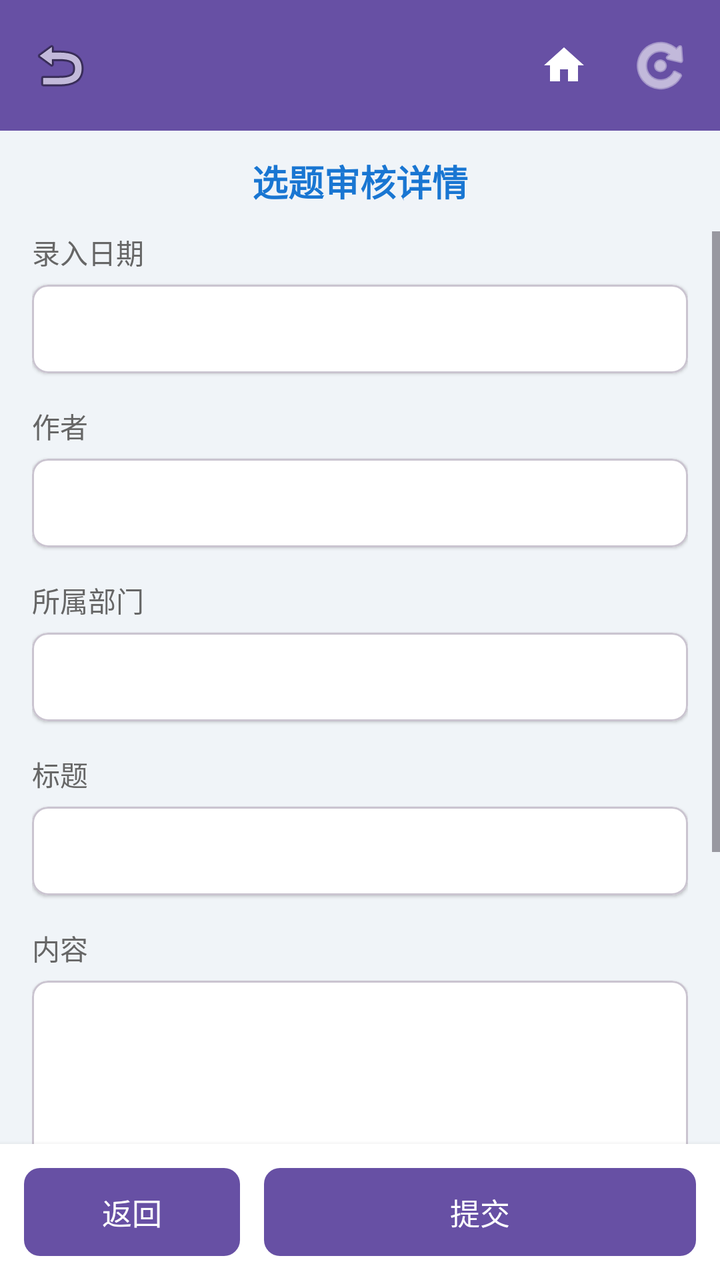
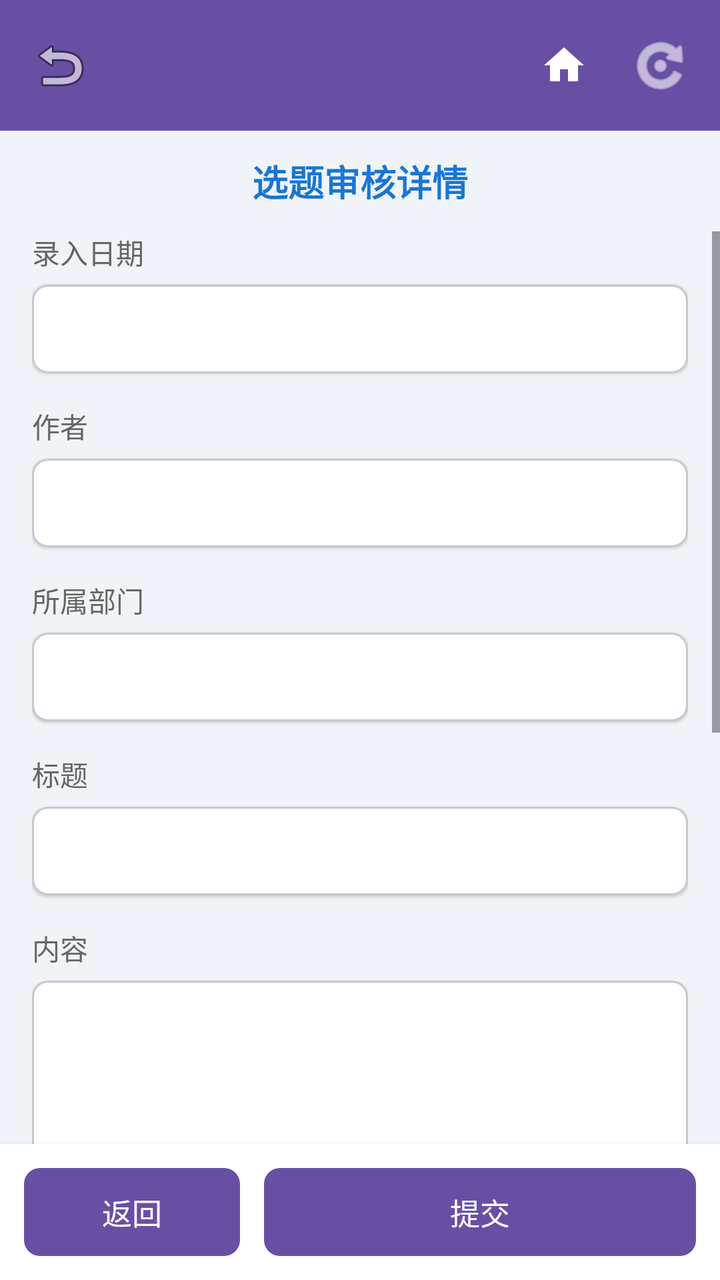

Compare the two renders of this Android layout. The source of the first and the diff that turns it into the second are given below.
<!-- AndroidManifest.xml: application theme Theme.TaxGroup -->
<!-- res/layout/activity_topic_audit_detail.xml -->
<?xml version="1.0" encoding="utf-8"?>
<LinearLayout xmlns:android="http://schemas.android.com/apk/res/android"
    xmlns:app="http://schemas.android.com/apk/res-auto"
    android:id="@+id/audit_detail_root"
    android:layout_width="match_parent"
    android:layout_height="match_parent"
    android:orientation="vertical"
    android:background="#F0F4F8">

    
    <LinearLayout
        android:layout_width="match_parent"
        android:layout_height="wrap_content"
        android:orientation="horizontal"
        android:background="?attr/colorPrimary"
        android:padding="12dp"
        android:gravity="center_vertical">

        <ImageButton
            android:id="@+id/btn_back"
            android:layout_width="36dp"
            android:layout_height="36dp"
            android:background="?attr/selectableItemBackgroundBorderless"
            android:src="@android:drawable/ic_menu_revert"
            android:contentDescription="返回"
            android:layout_marginEnd="6dp" />

        <LinearLayout
            android:layout_width="0dp"
            android:layout_height="wrap_content"
            android:layout_weight="1"
            android:orientation="vertical">

            <TextView
                android:id="@+id/tv_user_name"
                android:layout_width="wrap_content"
                android:layout_height="wrap_content"
                android:textSize="16sp"
                android:textColor="#FFFFFF"
                android:textStyle="bold" />

            <TextView
                android:id="@+id/tv_depart"
                android:layout_width="wrap_content"
                android:layout_height="wrap_content"
                android:textSize="13sp"
                android:textColor="#BBDEFB"
                android:layout_marginTop="2dp" />
        </LinearLayout>

        <ImageButton
            android:id="@+id/btn_home"
            android:layout_width="36dp"
            android:layout_height="36dp"
            android:layout_marginStart="12dp"
            android:background="?attr/selectableItemBackgroundBorderless"
            android:src="@drawable/ic_home"
            android:contentDescription="主页面"
            android:tint="#FFFFFF" />

        <ImageButton
            android:id="@+id/btn_refresh"
            android:layout_width="36dp"
            android:layout_height="36dp"
            android:layout_marginStart="12dp"
            android:background="?attr/selectableItemBackgroundBorderless"
            android:src="@android:drawable/ic_menu_rotate"
            android:contentDescription="刷新"
            android:tint="#FFFFFF" />
    </LinearLayout>

    
    <TextView
        android:layout_width="match_parent"
        android:layout_height="wrap_content"
        android:text="选题审核详情"
        android:textSize="18sp"
        android:textColor="#1976D2"
        android:textStyle="bold"
        android:gravity="center"
        android:padding="12dp" />

    
    <ScrollView
        android:layout_width="match_parent"
        android:layout_height="0dp"
        android:layout_weight="1">

        <LinearLayout
            android:layout_width="match_parent"
            android:layout_height="wrap_content"
            android:orientation="vertical"
            android:paddingHorizontal="16dp"
            android:paddingBottom="16dp">

            
            <TextView
                android:layout_width="wrap_content"
                android:layout_height="wrap_content"
                android:text="录入日期"
                android:textSize="14sp"
                android:textColor="#666666"
                android:layout_marginBottom="6dp" />

            <com.google.android.material.card.MaterialCardView
                android:layout_width="match_parent"
                android:layout_height="wrap_content"
                app:cardCornerRadius="8dp"
                app:cardElevation="1dp"
                app:cardBackgroundColor="#FFFFFF"
                android:layout_marginBottom="16dp">

                <TextView
                    android:id="@+id/tv_date"
                    android:layout_width="match_parent"
                    android:layout_height="wrap_content"
                    android:padding="12dp"
                    android:textSize="15sp"
                    android:textColor="#333333" />
            </com.google.android.material.card.MaterialCardView>

            
            <TextView
                android:layout_width="wrap_content"
                android:layout_height="wrap_content"
                android:text="作者"
                android:textSize="14sp"
                android:textColor="#666666"
                android:layout_marginBottom="6dp" />

            <com.google.android.material.card.MaterialCardView
                android:layout_width="match_parent"
                android:layout_height="wrap_content"
                app:cardCornerRadius="8dp"
                app:cardElevation="1dp"
                app:cardBackgroundColor="#FFFFFF"
                android:layout_marginBottom="16dp">

                <TextView
                    android:id="@+id/tv_author"
                    android:layout_width="match_parent"
                    android:layout_height="wrap_content"
                    android:padding="12dp"
                    android:textSize="15sp"
                    android:textColor="#333333" />
            </com.google.android.material.card.MaterialCardView>

            
            <TextView
                android:layout_width="wrap_content"
                android:layout_height="wrap_content"
                android:text="所属部门"
                android:textSize="14sp"
                android:textColor="#666666"
                android:layout_marginBottom="6dp" />

            <com.google.android.material.card.MaterialCardView
                android:layout_width="match_parent"
                android:layout_height="wrap_content"
                app:cardCornerRadius="8dp"
                app:cardElevation="1dp"
                app:cardBackgroundColor="#FFFFFF"
                android:layout_marginBottom="16dp">

                <TextView
                    android:id="@+id/tv_department"
                    android:layout_width="match_parent"
                    android:layout_height="wrap_content"
                    android:padding="12dp"
                    android:textSize="15sp"
                    android:textColor="#333333" />

                
                <TextView
                    android:id="@+id/tv_id_dep"
                    android:layout_width="wrap_content"
                    android:layout_height="wrap_content"
                    android:visibility="gone" />
            </com.google.android.material.card.MaterialCardView>

            
            <TextView
                android:layout_width="wrap_content"
                android:layout_height="wrap_content"
                android:text="标题"
                android:textSize="14sp"
                android:textColor="#666666"
                android:layout_marginBottom="6dp" />

            <com.google.android.material.card.MaterialCardView
                android:layout_width="match_parent"
                android:layout_height="wrap_content"
                app:cardCornerRadius="8dp"
                app:cardElevation="1dp"
                app:cardBackgroundColor="#FFFFFF"
                android:layout_marginBottom="16dp">

                <TextView
                    android:id="@+id/tv_title"
                    android:layout_width="match_parent"
                    android:layout_height="wrap_content"
                    android:padding="12dp"
                    android:textSize="15sp"
                    android:textColor="#333333"
                    android:textStyle="bold" />
            </com.google.android.material.card.MaterialCardView>

            
            <TextView
                android:layout_width="wrap_content"
                android:layout_height="wrap_content"
                android:text="内容"
                android:textSize="14sp"
                android:textColor="#666666"
                android:layout_marginBottom="6dp" />

            <com.google.android.material.card.MaterialCardView
                android:layout_width="match_parent"
                android:layout_height="wrap_content"
                app:cardCornerRadius="8dp"
                app:cardElevation="1dp"
                app:cardBackgroundColor="#FFFFFF"
                android:layout_marginBottom="16dp">

                <TextView
                    android:id="@+id/tv_content"
                    android:layout_width="match_parent"
                    android:layout_height="wrap_content"
                    android:padding="12dp"
                    android:textSize="15sp"
                    android:textColor="#333333"
                    android:gravity="top"
                    android:minLines="4"
                    android:inputType="textMultiLine" />
            </com.google.android.material.card.MaterialCardView>

            
            <TextView
                android:layout_width="wrap_content"
                android:layout_height="wrap_content"
                android:text="审核状态"
                android:textSize="14sp"
                android:textColor="#666666"
                android:layout_marginBottom="6dp" />

            <com.google.android.material.card.MaterialCardView
                android:layout_width="match_parent"
                android:layout_height="wrap_content"
                app:cardCornerRadius="8dp"
                app:cardElevation="1dp"
                app:cardBackgroundColor="#FFFFFF"
                android:layout_marginBottom="16dp">

                <RadioGroup
                    android:id="@+id/rg_audit_status"
                    android:layout_width="match_parent"
                    android:layout_height="wrap_content"
                    android:orientation="vertical"
                    android:padding="12dp">

                    <RadioButton
                        android:id="@+id/rb_pass"
                        android:layout_width="wrap_content"
                        android:layout_height="wrap_content"
                        android:text="通过审核"
                        android:textSize="15sp"
                        android:textColor="#333333"
                        android:paddingStart="8dp"
                        android:paddingEnd="0dp" />

                    <RadioButton
                        android:id="@+id/rb_reject"
                        android:layout_width="wrap_content"
                        android:layout_height="wrap_content"
                        android:text="不予通过"
                        android:textSize="15sp"
                        android:textColor="#333333"
                        android:paddingStart="8dp"
                        android:paddingEnd="0dp"
                        android:layout_marginTop="4dp" />
                </RadioGroup>
            </com.google.android.material.card.MaterialCardView>

            
            <LinearLayout
                android:id="@+id/ll_reject_memo"
                android:layout_width="match_parent"
                android:layout_height="wrap_content"
                android:orientation="vertical"
                android:visibility="gone">

                <TextView
                    android:layout_width="wrap_content"
                    android:layout_height="wrap_content"
                    android:text="不予通过理由填写"
                    android:textSize="14sp"
                    android:textColor="#C62828"
                    android:layout_marginBottom="6dp" />

                <com.google.android.material.card.MaterialCardView
                    android:layout_width="match_parent"
                    android:layout_height="wrap_content"
                    app:cardCornerRadius="8dp"
                    app:cardElevation="1dp"
                    app:cardBackgroundColor="#FFFFFF"
                    android:layout_marginBottom="16dp">

                    <EditText
                        android:id="@+id/et_reject_memo"
                        android:layout_width="match_parent"
                        android:layout_height="wrap_content"
                        android:padding="12dp"
                        android:textSize="15sp"
                        android:textColor="#333333"
                        android:hint="请填写不予通过理由"
                        android:background="@null"
                        android:minLines="2"
                        android:maxLines="5"
                        android:inputType="textMultiLine" />
                </com.google.android.material.card.MaterialCardView>
            </LinearLayout>

            
            <LinearLayout
                android:id="@+id/ll_joint_pub"
                android:layout_width="match_parent"
                android:layout_height="wrap_content"
                android:orientation="vertical"
                android:visibility="gone">

                
                <com.google.android.material.card.MaterialCardView
                    android:layout_width="match_parent"
                    android:layout_height="wrap_content"
                    app:cardCornerRadius="8dp"
                    app:cardElevation="1dp"
                    app:cardBackgroundColor="#FFF8E1"
                    android:layout_marginBottom="12dp">

                    <TextView
                        android:layout_width="match_parent"
                        android:layout_height="wrap_content"
                        android:padding="12dp"
                        android:textSize="13sp"
                        android:textColor="#5D4037"
                        android:lineSpacingMultiplier="1.2"
                        android:text="选题通过后将进入联动合作目录，有意愿参与的单位可选择加入此选题创作。联合参与选题确认时间默认10天，可以手动调整。" />
                </com.google.android.material.card.MaterialCardView>

                
                <TextView
                    android:layout_width="wrap_content"
                    android:layout_height="wrap_content"
                    android:text="联动公示截止日期"
                    android:textSize="14sp"
                    android:textColor="#666666"
                    android:layout_marginBottom="6dp" />

                <com.google.android.material.card.MaterialCardView
                    android:layout_width="match_parent"
                    android:layout_height="wrap_content"
                    app:cardCornerRadius="8dp"
                    app:cardElevation="1dp"
                    app:cardBackgroundColor="#FFFFFF"
                    android:layout_marginBottom="16dp">

                    <TextView
                        android:id="@+id/tv_joint_end_date"
                        android:layout_width="match_parent"
                        android:layout_height="wrap_content"
                        android:padding="12dp"
                        android:textSize="15sp"
                        android:textColor="#333333"
                        android:background="?attr/selectableItemBackground"
                        android:clickable="true"
                        android:focusable="true" />
                </com.google.android.material.card.MaterialCardView>
            </LinearLayout>

        </LinearLayout>
    </ScrollView>

    
    <LinearLayout
        android:layout_width="match_parent"
        android:layout_height="wrap_content"
        android:orientation="horizontal"
        android:padding="12dp"
        android:background="#FFFFFF"
        android:elevation="4dp">

        <Button
            android:id="@+id/btn_back_bottom"
            android:layout_width="0dp"
            android:layout_height="44dp"
            android:layout_weight="1"
            android:layout_marginEnd="6dp"
            android:text="返回"
            android:textSize="15sp"
            android:textColor="#FFFFFF"
            android:background="@drawable/bg_topic_btn_gray" />

        <Button
            android:id="@+id/btn_submit"
            android:layout_width="0dp"
            android:layout_height="44dp"
            android:layout_weight="2"
            android:layout_marginStart="6dp"
            android:text="提交"
            android:textSize="15sp"
            android:textColor="#FFFFFF"
            android:background="@drawable/bg_topic_btn_blue" />
    </LinearLayout>

    
    <ProgressBar
        android:id="@+id/progress_bar"
        android:layout_width="wrap_content"
        android:layout_height="wrap_content"
        android:layout_gravity="center"
        android:visibility="gone" />

</LinearLayout>
<!-- resources referenced by this layout -->
<resources>
  <!-- drawable bg_topic_btn_blue (drawable) -->
  <?xml version="1.0" encoding="utf-8"?>
  <shape xmlns:android="http://schemas.android.com/apk/res/android"
      android:shape="rectangle">
      <gradient android:startColor="#1E88E5" android:endColor="#1565C0" android:angle="0" />
      <corners android:radius="8dp" />
  </shape>
  <!-- drawable bg_topic_btn_gray (drawable) -->
  <?xml version="1.0" encoding="utf-8"?>
  <shape xmlns:android="http://schemas.android.com/apk/res/android"
      android:shape="rectangle">
      <gradient android:startColor="#78909C" android:endColor="#546E7A" android:angle="0" />
      <corners android:radius="8dp" />
  </shape>
  <!-- drawable ic_home (drawable) -->
  <?xml version="1.0" encoding="utf-8"?>
  <vector xmlns:android="http://schemas.android.com/apk/res/android"
      android:width="24dp"
      android:height="24dp"
      android:viewportWidth="24"
      android:viewportHeight="24"
      android:tint="#FFFFFF">
      <path
          android:fillColor="@android:color/white"
          android:pathData="M10,20v-6h4v6h5v-8h3L12,3 2,12h3v8z" />
  </vector>
  <style name="Theme.TaxGroup" parent="Base.Theme.TaxGroup" />
  <style name="Base.Theme.TaxGroup" parent="Theme.Material3.DayNight.NoActionBar">
          
          
      </style>
</resources>

<!-- the commit's change to res/layout/activity_topic_audit_detail.xml (unified diff, before → after) -->
@@ -232,6 +232,72 @@
                     android:gravity="top"
                     android:minLines="4"
                     android:inputType="textMultiLine" />
+            </com.google.android.material.card.MaterialCardView>
+
+            
+            <TextView
+                android:layout_width="wrap_content"
+                android:layout_height="wrap_content"
+                android:text="重要选题"
+                android:textSize="14sp"
+                android:textColor="#666666"
+                android:layout_marginBottom="6dp" />
+
+            <com.google.android.material.card.MaterialCardView
+                android:layout_width="match_parent"
+                android:layout_height="wrap_content"
+                app:cardCornerRadius="8dp"
+                app:cardElevation="1dp"
+                app:cardBackgroundColor="#FFFFFF"
+                android:layout_marginBottom="4dp">
+
+                <LinearLayout
+                    android:id="@+id/ll_audit_important_types"
+                    android:layout_width="match_parent"
+                    android:layout_height="wrap_content"
+                    android:orientation="vertical"
+                    android:padding="12dp">
+
+                    <TextView
+                        android:layout_width="wrap_content"
+                        android:layout_height="wrap_content"
+                        android:text="加载中..."
+                        android:textSize="13sp"
+                        android:textColor="#999999" />
+                </LinearLayout>
+            </com.google.android.material.card.MaterialCardView>
+
+            
+            <TextView
+                android:layout_width="wrap_content"
+                android:layout_height="wrap_content"
+                android:text="选题方向"
+                android:textSize="14sp"
+                android:textColor="#666666"
+                android:layout_marginBottom="6dp" />
+
+            <com.google.android.material.card.MaterialCardView
+                android:layout_width="match_parent"
+                android:layout_height="wrap_content"
+                app:cardCornerRadius="8dp"
+                app:cardElevation="1dp"
+                app:cardBackgroundColor="#FFFFFF"
+                android:layout_marginBottom="16dp">
+
+                <LinearLayout
+                    android:id="@+id/ll_audit_direction_types"
+                    android:layout_width="match_parent"
+                    android:layout_height="wrap_content"
+                    android:orientation="vertical"
+                    android:padding="12dp">
+
+                    <TextView
+                        android:layout_width="wrap_content"
+                        android:layout_height="wrap_content"
+                        android:text="加载中..."
+                        android:textSize="13sp"
+                        android:textColor="#999999" />
+                </LinearLayout>
             </com.google.android.material.card.MaterialCardView>
 
             
